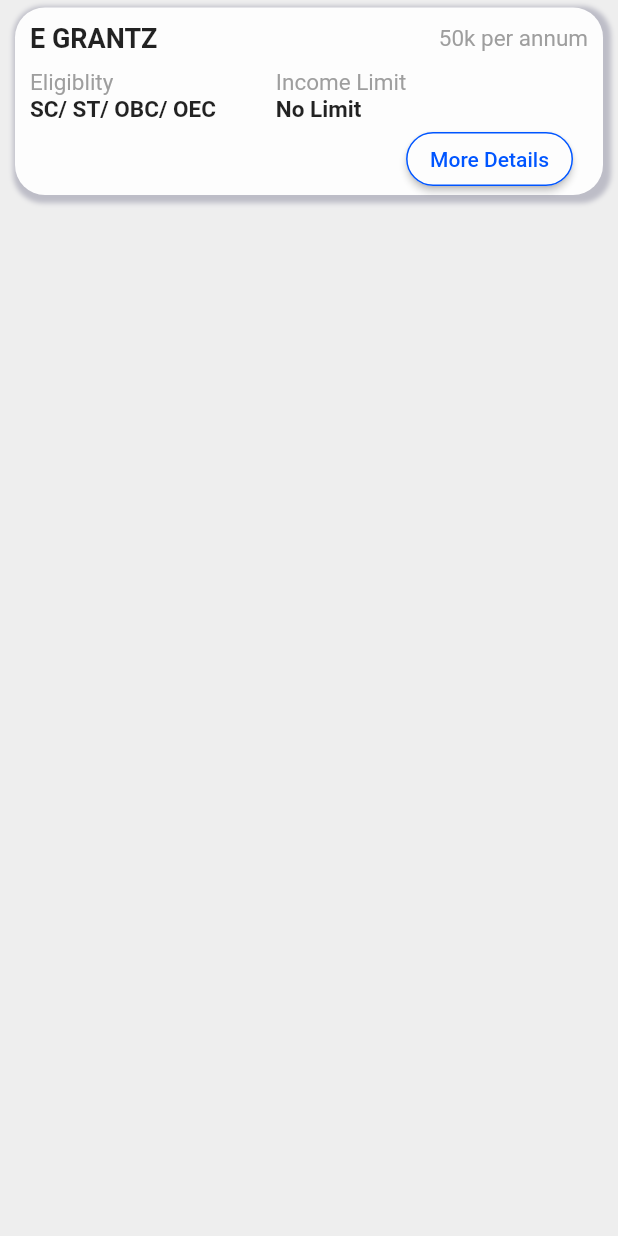
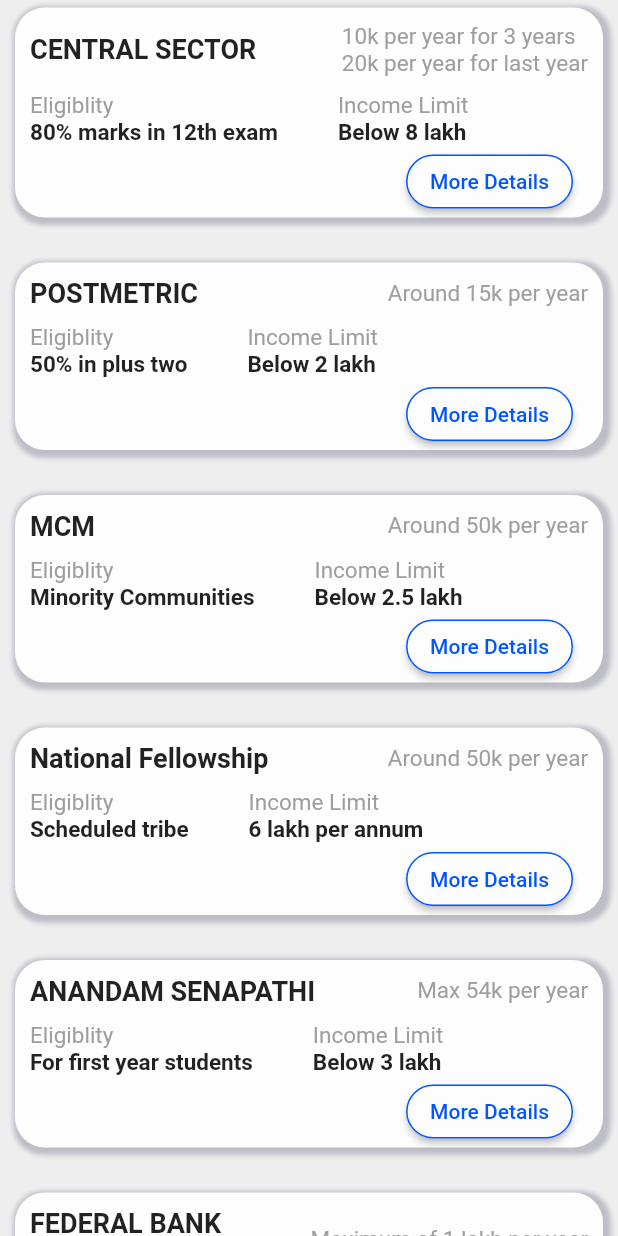
Before and after one commit to arunima-s/gecw-app, a Flutter app: the ScholarshipScreen screen opened directly, on a phone screen of 412 x 824 dp. Run offline on Flutter 3.47's test engine with Material 2 defaults, Android fonts, the phone set to English and light mode, and no system bars; our stand-ins replace card_swiper, firebase_auth, firebase_core, firebase_database, firebase_messaging, firebase_storage and 6 more; missing offline and left inert: maps_launcher, web_scraper; accounts and stored records are empty.

Commit message:
Enter scholarship data.

```diff
--- a/gecwapp/lib/Models/scholarshipModel.dart
+++ b/gecwapp/lib/Models/scholarshipModel.dart
@@ -1,5 +1,3 @@
-import 'package:flutter/material.dart';
-
 class ScholarshipModel {
   final String name, amount, eligiblity, income, url;
 
@@ -7,7 +5,61 @@ class ScholarshipModel {
       this.name, this.amount, this.eligiblity, this.income, this.url);
 
   static final scholarshipData = [
+    // ScholarshipModel(name, amount, eligiblity, income, url),
+    //
+    // ScholarshipModel("E GRANTZ", "50k per annum", "SC/ ST/ OBC/ OEC",
+    //     "No Limit", "https://google.com"),
+    ScholarshipModel(
+        "CENTRAL SECTOR",
+        "10k per year for 3 years\n20k per year for last year",
+        "80% marks in 12th exam",
+        "Below 8 lakh",
+        "https://google.com"),
+    ScholarshipModel("POSTMETRIC", "Around 15k per year", "50% in plus two",
+        "Below 2 lakh", "https://google.com"),
+    ScholarshipModel("MCM", "Around 50k per year", "Minority Communities",
+        "Below 2.5 lakh", "https://google.com"),
+    ScholarshipModel("National Fellowship", "Around 50k per year",
+        "Scheduled tribe", "6 lakh per annum", "url"),
+    ScholarshipModel("ANANDAM SENAPATHI", "Max 54k per year",
+        "For first year students", "Below 3 lakh", "url"),
+    ScholarshipModel(
+        "FEDERAL BANK \nHORMIS",
+        "Maximum of 1 lakh per year",
+        "Native of Kerala/TN/MH/GJ\nAdmission in 2021-22",
+        "Below 3 lakh",
+        "url"),
+    ScholarshipModel("AICTE PRAGATI", "50k per annum",
+        "Girls admitted to 1st year.", "Below 8 lakh", "url"),
     ScholarshipModel("E GRANTZ", "50k per annum", "SC/ ST/ OBC/ OEC",
-        "No Limit", "https://google.com")
+        "SC/ST/SEBC - No Limit\nOthers - 1 lakh", "https://google.com"),
+    ScholarshipModel("AICTE SAKSHAM \nFOR DISABLED", "Around 50k per year",
+        "Disablity more than 40%", "Below 8 lakh", "url"),
+    ScholarshipModel(
+        "CH MUHAMMED KOYA",
+        "7k per year\nHostel stipend 13k per year",
+        "Girls of muslim community and\nlatin converted christian community",
+        "Below 8 lakh",
+        "url"),
+    ScholarshipModel("SUVARNA JUBILEE MERIT", "10k per annum",
+        "BPL, Above 50% in qualifying exam.", "Below 5 lash", "url"),
+    ScholarshipModel(
+        "SNEHAPOORVAM",
+        "1k per month",
+        "Orphan student,\nResident of kerala",
+        "For APL\nBelow 20k - Rural areas\nBelow22,375 - Urban areas",
+        "url"),
+    ScholarshipModel("STATE MERIT", "1250 per annum",
+        "50% or above in qualifying exam", "Befor 1 lakh", "url"),
+    ScholarshipModel("VIDYA SAMUNNATHI", "Upto 50k per annum",
+        "Non-reserver categories", "Before 2 lakh", "url"),
+    ScholarshipModel("KEEP SMILING INDIA", "Around 30k per 3 years",
+        "60% in plus 2", "Below 5 lakh", "url"),
+    ScholarshipModel(
+        "SIEMENS",
+        "Around 50k",
+        "SSC - Minimum 60%\nHSC - Minimum 50%\nPCM - 60% aggregate",
+        "Below 2 lakh",
+        "url")
   ];
 }
--- a/gecwapp/lib/screens/scholarshipScreen.dart
+++ b/gecwapp/lib/screens/scholarshipScreen.dart
@@ -10,8 +10,16 @@ class ScholarshipScreen extends StatelessWidget {
       backgroundColor: Colors.grey[200],
       body: SafeArea(
         child: Container(
-          child: ListView(
-            children: [ScholarshipItem(dataset.first)],
+          child: ListView.separated(
+            shrinkWrap: true,
+            // physics: ClampingScrollPhysics(),
+            separatorBuilder: (BuildContext context, int index) {
+              return SizedBox(height: 20);
+            },
+            itemCount: dataset.length,
+            itemBuilder: (BuildContext context, int index) {
+              return ScholarshipItem(dataset[index]);
+            },
           ),
         ),
       ),
```
